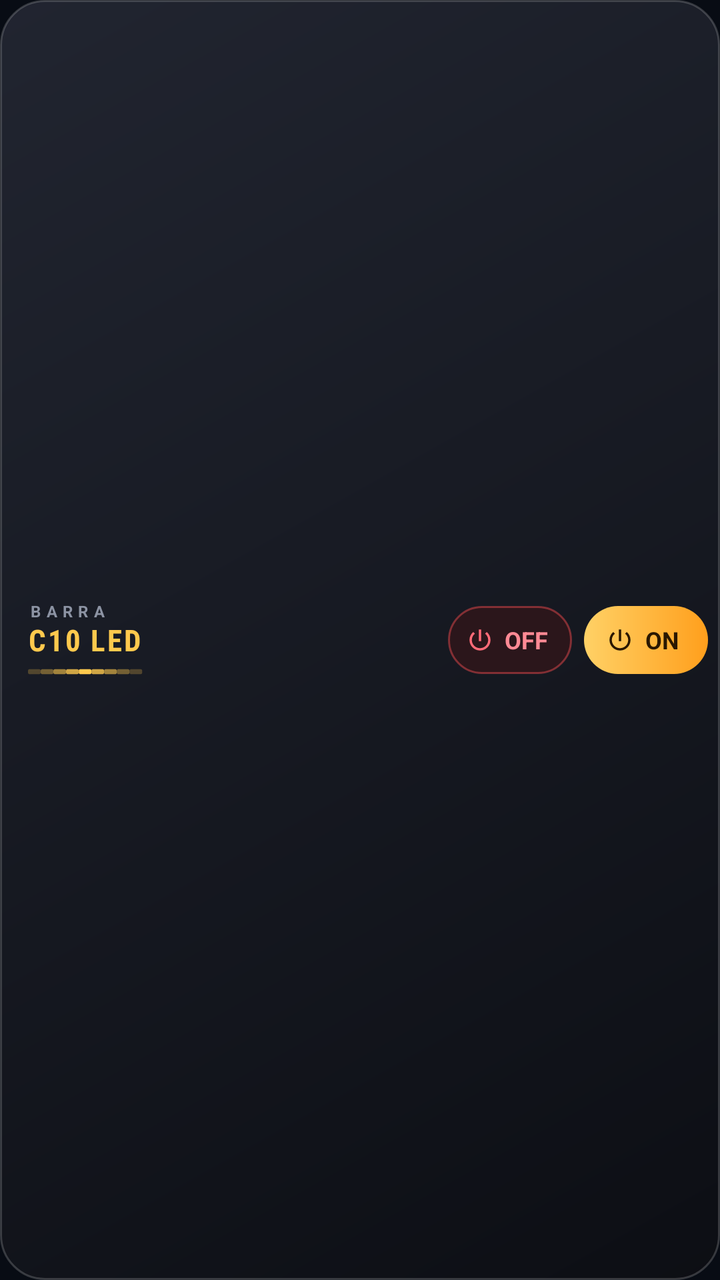
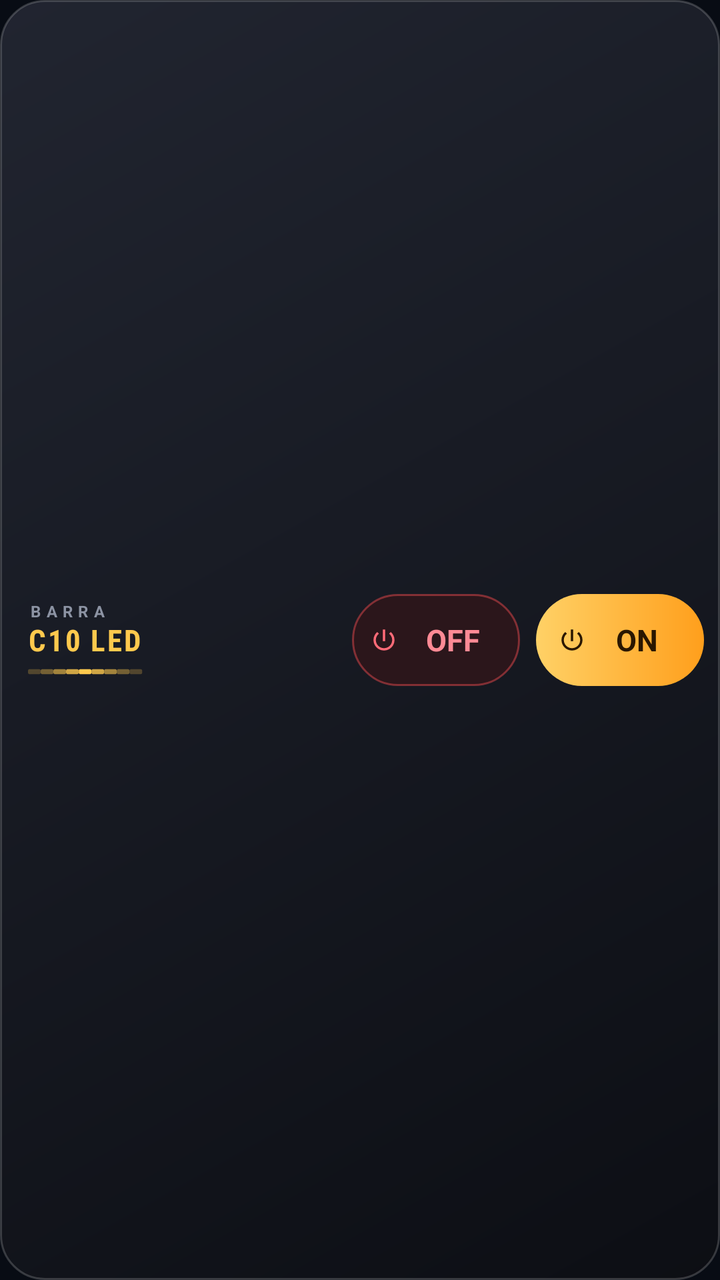

Screens rendered from an Android XML layout before and after an edit, with the pre-edit source and the edit as a unified diff.
<!-- AndroidManifest.xml: application theme Theme.C10Led -->
<!-- res/layout/widget_c10.xml -->
<?xml version="1.0" encoding="utf-8"?>
<LinearLayout xmlns:android="http://schemas.android.com/apk/res/android"
    android:layout_width="match_parent"
    android:layout_height="match_parent"
    android:orientation="horizontal"
    android:gravity="center_vertical"
    android:background="@drawable/w_bg_fondo"
    android:paddingStart="14dp"
    android:paddingEnd="6dp"
    android:paddingTop="6dp"
    android:paddingBottom="6dp">

    <LinearLayout
        android:layout_width="0dp"
        android:layout_height="wrap_content"
        android:layout_weight="1"
        android:orientation="vertical">

        <TextView
            android:layout_width="wrap_content"
            android:layout_height="wrap_content"
            android:text="BARRA"
            android:textColor="#8C93A3"
            android:textSize="8sp"
            android:textStyle="bold"
            android:letterSpacing="0.35"
            android:includeFontPadding="false" />

        <TextView
            android:layout_width="wrap_content"
            android:layout_height="wrap_content"
            android:text="C10 LED"
            android:textColor="#FFC94D"
            android:textSize="15sp"
            android:textStyle="bold"
            android:fontFamily="sans-serif-condensed"
            android:letterSpacing="0.06"
            android:includeFontPadding="false"
            android:layout_marginTop="1dp" />

        <ImageView
            android:layout_width="58dp"
            android:layout_height="5dp"
            android:layout_marginTop="4dp"
            android:scaleType="fitXY"
            android:src="@drawable/w_tira_leds" />
    </LinearLayout>

    <TextView
        android:id="@+id/w_off"
        android:layout_width="62dp"
        android:layout_height="34dp"
        android:layout_marginEnd="6dp"
        android:background="@drawable/w_bg_off"
        android:gravity="center"
        android:drawableStart="@drawable/w_ic_power_off"
        android:drawablePadding="3dp"
        android:paddingStart="9dp"
        android:paddingEnd="10dp"
        android:text="OFF"
        android:textColor="#FF8A95"
        android:textSize="12sp"
        android:textStyle="bold" />

    <TextView
        android:id="@+id/w_on"
        android:layout_width="62dp"
        android:layout_height="34dp"
        android:background="@drawable/w_bg_on"
        android:gravity="center"
        android:drawableStart="@drawable/w_ic_power_on"
        android:drawablePadding="3dp"
        android:paddingStart="11dp"
        android:paddingEnd="12dp"
        android:text="ON"
        android:textColor="#2A1700"
        android:textSize="12sp"
        android:textStyle="bold" />
</LinearLayout>
<!-- resources referenced by this layout -->
<resources>
  <!-- drawable w_bg_fondo (drawable) -->
  <?xml version="1.0" encoding="utf-8"?>
  <shape xmlns:android="http://schemas.android.com/apk/res/android" android:shape="rectangle">
      <gradient android:angle="315" android:startColor="#F0222631" android:endColor="#F00C0E13" />
      <stroke android:width="1dp" android:color="#2EFFFFFF" />
      <corners android:radius="22dp" />
  </shape>
  <!-- drawable w_bg_off (drawable) -->
  <?xml version="1.0" encoding="utf-8"?>
  <shape xmlns:android="http://schemas.android.com/apk/res/android" android:shape="rectangle">
      <solid android:color="#2B161B" />
      <stroke android:width="1dp" android:color="#80E5484D" />
      <corners android:radius="17dp" />
  </shape>
  <!-- drawable w_bg_on (drawable) -->
  <?xml version="1.0" encoding="utf-8"?>
  <shape xmlns:android="http://schemas.android.com/apk/res/android" android:shape="rectangle">
      <gradient android:angle="0" android:startColor="#FFD166" android:endColor="#FF9F1C" />
      <corners android:radius="17dp" />
  </shape>
  <!-- drawable w_ic_power_off (drawable) -->
  <?xml version="1.0" encoding="utf-8"?>
  <vector xmlns:android="http://schemas.android.com/apk/res/android"
      android:width="14dp" android:height="14dp"
      android:viewportWidth="24" android:viewportHeight="24">
      <path android:fillColor="#FF6B78" android:pathData="M13,3h-2v10h2L13,3zM17.83,5.17l-1.42,1.42C17.99,7.86 19,9.81 19,12c0,3.87 -3.13,7 -7,7s-7,-3.13 -7,-7c0,-2.19 1.01,-4.14 2.58,-5.42L6.17,5.17C4.23,6.82 3,9.26 3,12c0,4.97 4.03,9 9,9s9,-4.03 9,-9c0,-2.74 -1.23,-5.18 -3.17,-6.83z" />
  </vector>
  <!-- drawable w_ic_power_on (drawable) -->
  <?xml version="1.0" encoding="utf-8"?>
  <vector xmlns:android="http://schemas.android.com/apk/res/android"
      android:width="14dp" android:height="14dp"
      android:viewportWidth="24" android:viewportHeight="24">
      <path android:fillColor="#2A1700" android:pathData="M13,3h-2v10h2L13,3zM17.83,5.17l-1.42,1.42C17.99,7.86 19,9.81 19,12c0,3.87 -3.13,7 -7,7s-7,-3.13 -7,-7c0,-2.19 1.01,-4.14 2.58,-5.42L6.17,5.17C4.23,6.82 3,9.26 3,12c0,4.97 4.03,9 9,9s9,-4.03 9,-9c0,-2.74 -1.23,-5.18 -3.17,-6.83z" />
  </vector>
  <!-- drawable w_tira_leds (drawable) -->
  <?xml version="1.0" encoding="utf-8"?>
  <vector xmlns:android="http://schemas.android.com/apk/res/android"
      android:width="64dp" android:height="6dp"
      android:viewportWidth="64" android:viewportHeight="6">
      <path android:fillColor="#40FFC94D" android:pathData="M1,1.5h5a1,1 0,0 1,1,1v1a1,1 0,0 1,-1,1h-5a1,1 0,0 1,-1,-1v-1a1,1 0,0 1,1,-1z" />
      <path android:fillColor="#66FFC94D" android:pathData="M8,1.5h5a1,1 0,0 1,1,1v1a1,1 0,0 1,-1,1h-5a1,1 0,0 1,-1,-1v-1a1,1 0,0 1,1,-1z" />
      <path android:fillColor="#99FFC94D" android:pathData="M15,1.5h5a1,1 0,0 1,1,1v1a1,1 0,0 1,-1,1h-5a1,1 0,0 1,-1,-1v-1a1,1 0,0 1,1,-1z" />
      <path android:fillColor="#CCFFC94D" android:pathData="M22,1.5h5a1,1 0,0 1,1,1v1a1,1 0,0 1,-1,1h-5a1,1 0,0 1,-1,-1v-1a1,1 0,0 1,1,-1z" />
      <path android:fillColor="#FFFFC94D" android:pathData="M29,1.5h5a1,1 0,0 1,1,1v1a1,1 0,0 1,-1,1h-5a1,1 0,0 1,-1,-1v-1a1,1 0,0 1,1,-1z" />
      <path android:fillColor="#CCFFC94D" android:pathData="M36,1.5h5a1,1 0,0 1,1,1v1a1,1 0,0 1,-1,1h-5a1,1 0,0 1,-1,-1v-1a1,1 0,0 1,1,-1z" />
      <path android:fillColor="#99FFC94D" android:pathData="M43,1.5h5a1,1 0,0 1,1,1v1a1,1 0,0 1,-1,1h-5a1,1 0,0 1,-1,-1v-1a1,1 0,0 1,1,-1z" />
      <path android:fillColor="#66FFC94D" android:pathData="M50,1.5h5a1,1 0,0 1,1,1v1a1,1 0,0 1,-1,1h-5a1,1 0,0 1,-1,-1v-1a1,1 0,0 1,1,-1z" />
      <path android:fillColor="#40FFC94D" android:pathData="M57,1.5h5a1,1 0,0 1,1,1v1a1,1 0,0 1,-1,1h-5a1,1 0,0 1,-1,-1v-1a1,1 0,0 1,1,-1z" />
  </vector>
  <style name="Theme.C10Led" parent="android:Theme.Material.NoActionBar">
          <item name="android:statusBarColor">#080C14</item>
          <item name="android:navigationBarColor">#080C14</item>
          <item name="android:windowBackground">#080C14</item>
      </style>
</resources>

<!-- the commit's change to res/layout/widget_c10.xml (unified diff, before → after) -->
@@ -6,7 +6,7 @@
     android:gravity="center_vertical"
     android:background="@drawable/w_bg_fondo"
     android:paddingStart="14dp"
-    android:paddingEnd="6dp"
+    android:paddingEnd="8dp"
     android:paddingTop="6dp"
     android:paddingBottom="6dp">
 
@@ -48,32 +48,32 @@
 
     <TextView
         android:id="@+id/w_off"
-        android:layout_width="62dp"
-        android:layout_height="34dp"
-        android:layout_marginEnd="6dp"
+        android:layout_width="84dp"
+        android:layout_height="46dp"
+        android:layout_marginEnd="8dp"
         android:background="@drawable/w_bg_off"
         android:gravity="center"
         android:drawableStart="@drawable/w_ic_power_off"
-        android:drawablePadding="3dp"
+        android:drawablePadding="4dp"
         android:paddingStart="9dp"
         android:paddingEnd="10dp"
         android:text="OFF"
         android:textColor="#FF8A95"
-        android:textSize="12sp"
+        android:textSize="15sp"
         android:textStyle="bold" />
 
     <TextView
         android:id="@+id/w_on"
-        android:layout_width="62dp"
-        android:layout_height="34dp"
+        android:layout_width="84dp"
+        android:layout_height="46dp"
         android:background="@drawable/w_bg_on"
         android:gravity="center"
         android:drawableStart="@drawable/w_ic_power_on"
-        android:drawablePadding="3dp"
+        android:drawablePadding="4dp"
         android:paddingStart="11dp"
         android:paddingEnd="12dp"
         android:text="ON"
         android:textColor="#2A1700"
-        android:textSize="12sp"
+        android:textSize="15sp"
         android:textStyle="bold" />
 </LinearLayout>
<!-- resource entries referenced after the edit -->
@@ -12,13 +12,13 @@
   <shape xmlns:android="http://schemas.android.com/apk/res/android" android:shape="rectangle">
       <solid android:color="#2B161B" />
       <stroke android:width="1dp" android:color="#80E5484D" />
-      <corners android:radius="17dp" />
+      <corners android:radius="23dp" />
   </shape>
   <!-- drawable w_bg_on (drawable) -->
   <?xml version="1.0" encoding="utf-8"?>
   <shape xmlns:android="http://schemas.android.com/apk/res/android" android:shape="rectangle">
       <gradient android:angle="0" android:startColor="#FFD166" android:endColor="#FF9F1C" />
-      <corners android:radius="17dp" />
+      <corners android:radius="23dp" />
   </shape>
   <!-- drawable w_ic_power_off (drawable) -->
   <?xml version="1.0" encoding="utf-8"?>
